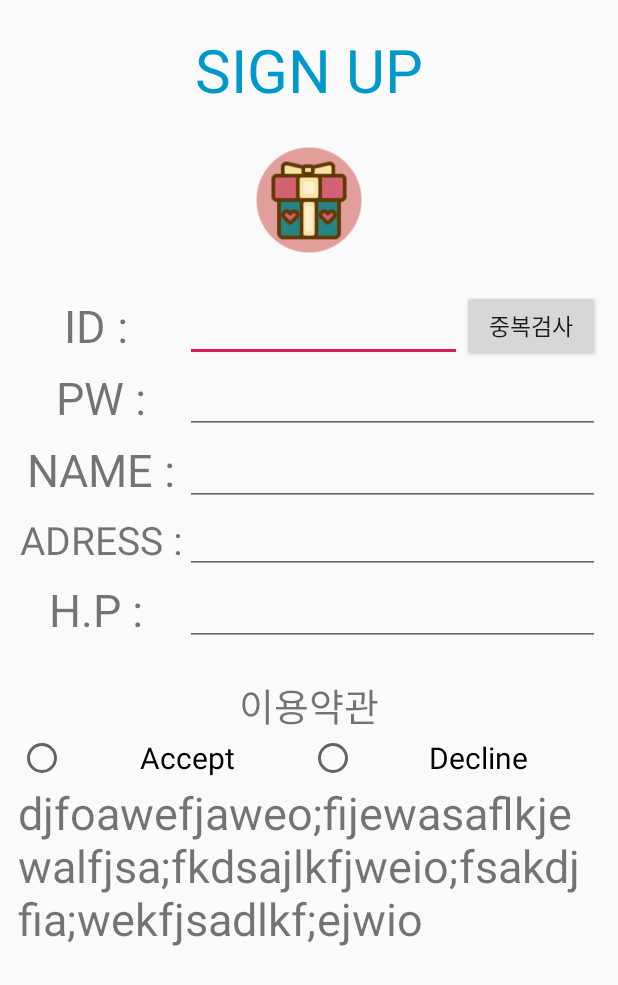
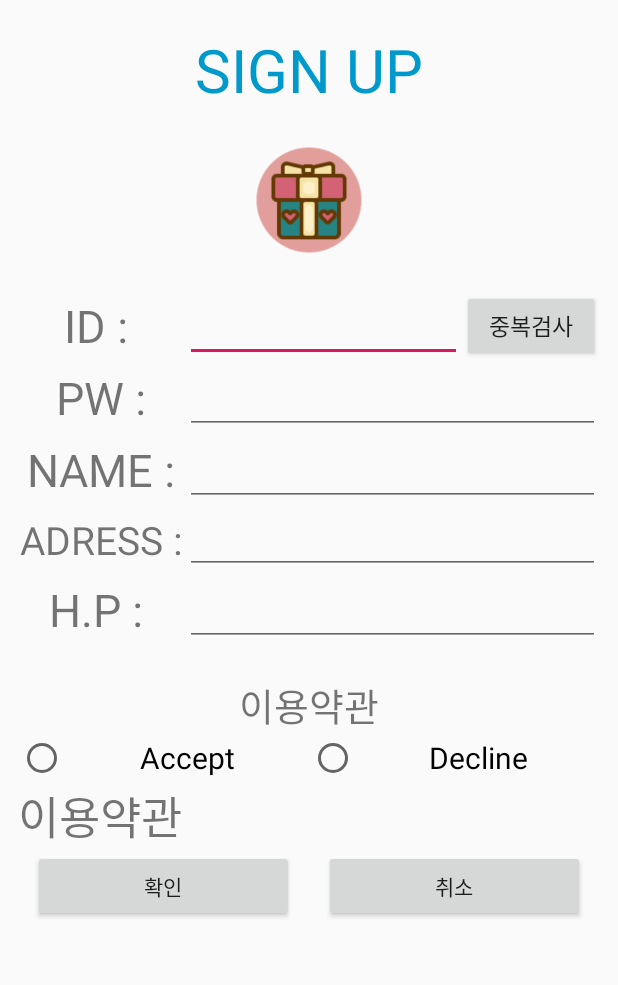
Before and after one commit to KangJuSeong/mobilePrograming_assignment, an Android app: the layout signup.xml on its own in the app's theme, with its tools: preview values and no code run, on a phone screen of 412 x 824 dp. Shown: the top 985 px of the screen. Run offline under Robolectric (Android 15) with nearby library versions, the phone set to English and light mode, and no system bars.

Commit message:
save user info in txtFile and check user ID and PW

```diff
--- a/Assginment_mobilePrograming/app/build.gradle
+++ b/Assginment_mobilePrograming/app/build.gradle
@@ -26,6 +26,7 @@ dependencies {
     implementation 'com.android.support:design:27.1.1'
     implementation 'androidx.lifecycle:lifecycle-extensions:2.0.0'
     implementation 'com.android.support:recyclerview-v7:28.0.0'
+    implementation 'com.google.android.material:material:1.0.0'
     testImplementation 'junit:junit:4.12'
     androidTestImplementation 'androidx.test:runner:1.1.1'
     androidTestImplementation 'androidx.test.espresso:espresso-core:3.1.1'
--- a/Assginment_mobilePrograming/app/src/main/AndroidManifest.xml
+++ b/Assginment_mobilePrograming/app/src/main/AndroidManifest.xml
@@ -16,6 +16,8 @@
                 <category android:name="android.intent.category.LAUNCHER" />
             </intent-filter>
         </activity>
+        <activity android:name=".CalActivity"/>
+        <activity android:name=".SignupActivity"/>
     </application>
 
 </manifest>
--- a/Assginment_mobilePrograming/app/src/main/res/layout/signup.xml
+++ b/Assginment_mobilePrograming/app/src/main/res/layout/signup.xml
@@ -49,6 +49,7 @@
             android:weightSum="6">
 
             <EditText
+                android:id="@+id/new_id"
                 android:layout_width="match_parent"
                 android:layout_height="match_parent"
                 android:layout_weight="2"/>
@@ -74,6 +75,7 @@
             android:layout_weight="5"
             android:gravity="center"/>
         <EditText
+            android:id="@+id/new_pw"
             android:layout_width="match_parent"
             android:layout_height="match_parent"
             android:layout_weight="2"/>
@@ -92,6 +94,7 @@
             android:layout_weight="5"
             android:gravity="center"/>
         <EditText
+            android:id="@+id/new_name"
             android:layout_width="match_parent"
             android:layout_height="match_parent"
             android:layout_weight="2"/>
@@ -110,6 +113,7 @@
             android:layout_weight="5"
             android:gravity="center"/>
         <EditText
+            android:id="@+id/new_adress"
             android:layout_width="match_parent"
             android:layout_height="match_parent"
             android:layout_weight="2"/>
@@ -128,6 +132,7 @@
             android:layout_weight="5"
             android:gravity="center"/>
         <EditText
+            android:id="@+id/new_hp"
             android:layout_width="match_parent"
             android:layout_height="match_parent"
             android:layout_weight="2"/>
@@ -164,7 +169,28 @@
     <TextView
         android:layout_width="match_parent"
         android:layout_height="wrap_content"
-        android:text="djfoawefjaweo;fijewasaflkjewalfjsa;fkdsajlkfjweio;fsakdjfia;wekfjsadlkf;ejwio"
+        android:text="이용약관"
         android:textSize="30sp"/>
+    <LinearLayout
+        android:layout_width="match_parent"
+        android:layout_height="wrap_content"
+        android:orientation="horizontal"
+        android:weightSum="2">
+        <Button
+            android:id="@+id/correct"
+            android:layout_width="wrap_content"
+            android:layout_height="wrap_content"
+            android:text="확인"
+            android:layout_weight="1"
+            android:layout_marginLeft="10dp"
+            android:layout_marginRight="10dp"/>
+        <Button
+            android:layout_width="wrap_content"
+            android:layout_height="wrap_content"
+            android:text="취소"
+            android:layout_weight="1"
+            android:layout_marginLeft="10dp"
+            android:layout_marginRight="10dp"/>
+    </LinearLayout>
 
 </LinearLayout>
--- /dev/null
+++ b/Assginment_mobilePrograming/app/src/main/res/values/dimens.xml
@@ -0,0 +1,3 @@
+<resources>
+    <dimen name="fab_margin">16dp</dimen>
+</resources>
--- a/Assginment_mobilePrograming/app/src/main/res/values/strings.xml
+++ b/Assginment_mobilePrograming/app/src/main/res/values/strings.xml
@@ -1,3 +1,4 @@
 <resources>
     <string name="app_name">Assginment_mobilePrograming</string>
+    <string name="title_activity_main2">Main2Activity</string>
 </resources>
```
Also changed, not shown: Assginment_mobilePrograming/app/src/main/java/com/example/assginment_mobileprograming/CalActivity.java (added, +20 -0 lines), Assginment_mobilePrograming/app/src/main/java/com/example/assginment_mobileprograming/MainActivity.java (+77 -1 lines), Assginment_mobilePrograming/app/src/main/java/com/example/assginment_mobileprograming/SignupActivity.java (added, +51 -0 lines), Assginment_mobilePrograming/app/src/main/res/layout/cal.xml (+4 -3 lines), Assginment_mobilePrograming/app/src/main/res/layout/main_login.xml (+10 -4 lines), Assginment_mobilePrograming/app/src/main/res/values/styles.xml (+9 -0 lines), 1 other file.
